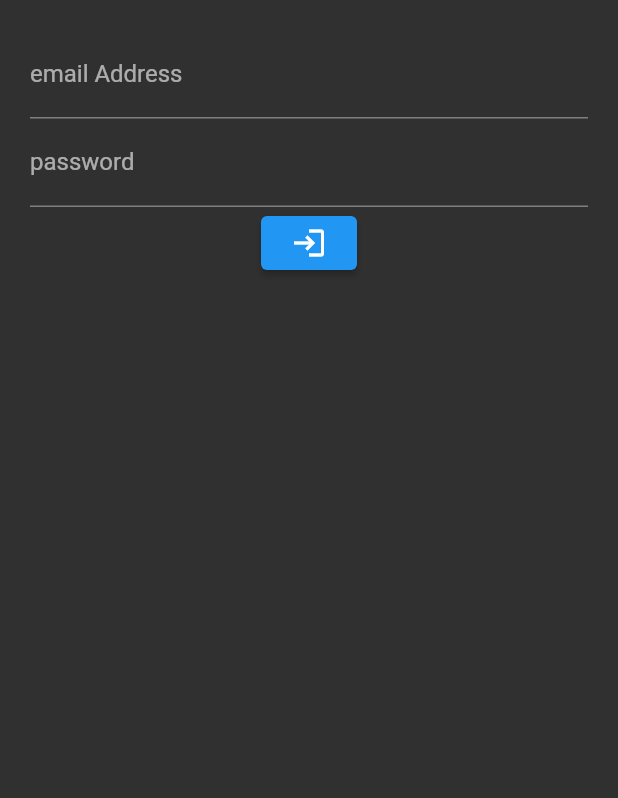
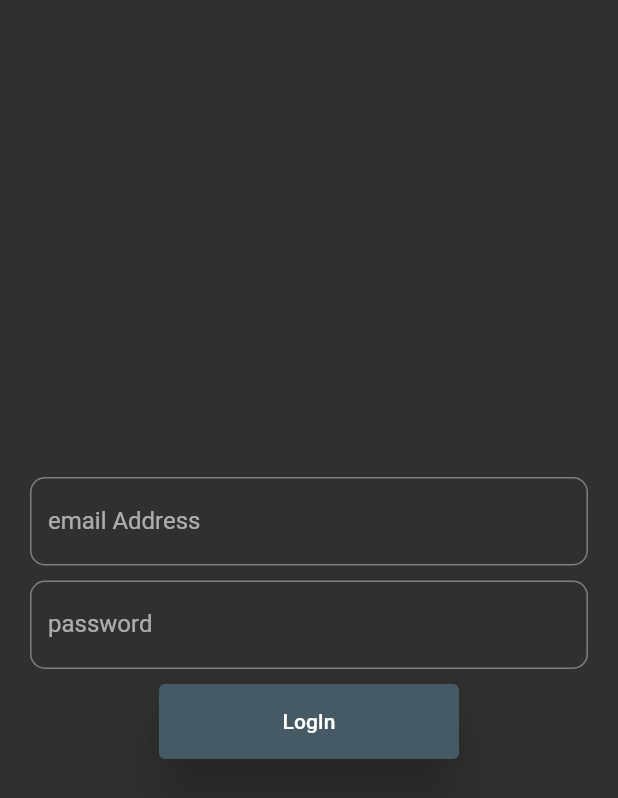
Before and after one commit to florin4l0r1n1/WireApp, a Flutter app: the screen it shows after launch, on a phone screen of 412 x 824 dp. Shown: the top 798 px of the screen. Run offline on Flutter 3.47's test engine with Material 2 defaults, Android fonts, the phone set to English and light mode, and no system bars; our stand-ins replace persistent_bottom_nav_bar, rxdart; missing offline and left inert: intro_views_flutter.

Commit message:
LogIn Ui ready

```diff
--- a/lib/screens/log_in_screen.dart
+++ b/lib/screens/log_in_screen.dart
@@ -6,30 +6,54 @@ class LogInScreen extends StatelessWidget {
   Widget build(BuildContext context) {
     return Container(
       margin: EdgeInsets.all(20),
-      child: Center(
-        child: Column(
-          children: [_emailField(), _passwordField(), _signUpButton()],
-        ),
+      child: Column(
+        mainAxisAlignment: MainAxisAlignment.center,
+        crossAxisAlignment: CrossAxisAlignment.center,
+        children: [
+          _emailField(),
+          SizedBox(height: 10),
+          _passwordField(),
+          SizedBox(height: 10),
+          _signUpButton(context)
+        ],
       ),
     );
+  }
+
+  Widget _logoImage() {
+    // return Image.asset();
   }
 
   Widget _emailField() {
     return TextFormField(
       keyboardType: TextInputType.emailAddress,
       decoration: InputDecoration(
-          labelText: 'email Address', hintText: 'name@example.com'),
+          border: OutlineInputBorder(borderRadius: BorderRadius.circular(10)),
+          labelText: 'email Address',
+          hintText: 'name@example.com'),
     );
   }
 
   Widget _passwordField() {
     return TextFormField(
       obscureText: true,
-      decoration: InputDecoration(hintText: 'password', labelText: 'password'),
+      decoration: InputDecoration(
+          border: OutlineInputBorder(borderRadius: BorderRadius.circular(10)),
+          hintText: 'password',
+          labelText: 'password'),
     );
   }
 
-  Widget _signUpButton() {
-    return ElevatedButton(onPressed: () {}, child: Icon(Icons.login_outlined));
+  Widget _signUpButton(BuildContext context) {
+    return ElevatedButton(
+      style: ElevatedButton.styleFrom(
+        minimumSize: const Size(200, 50),
+        padding: EdgeInsets.all(10),
+        elevation: 15,
+        primary: Theme.of(context).buttonColor,
+      ),
+      onPressed: () {},
+      child: Text('LogIn'),
+    );
   }
 }
```
